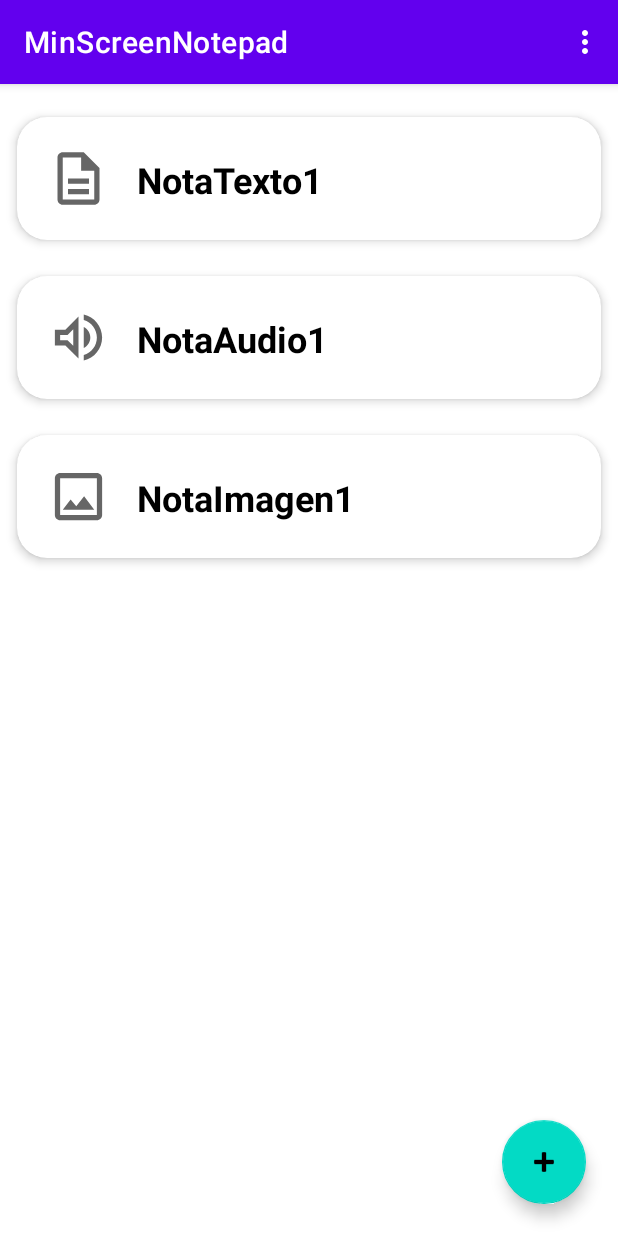
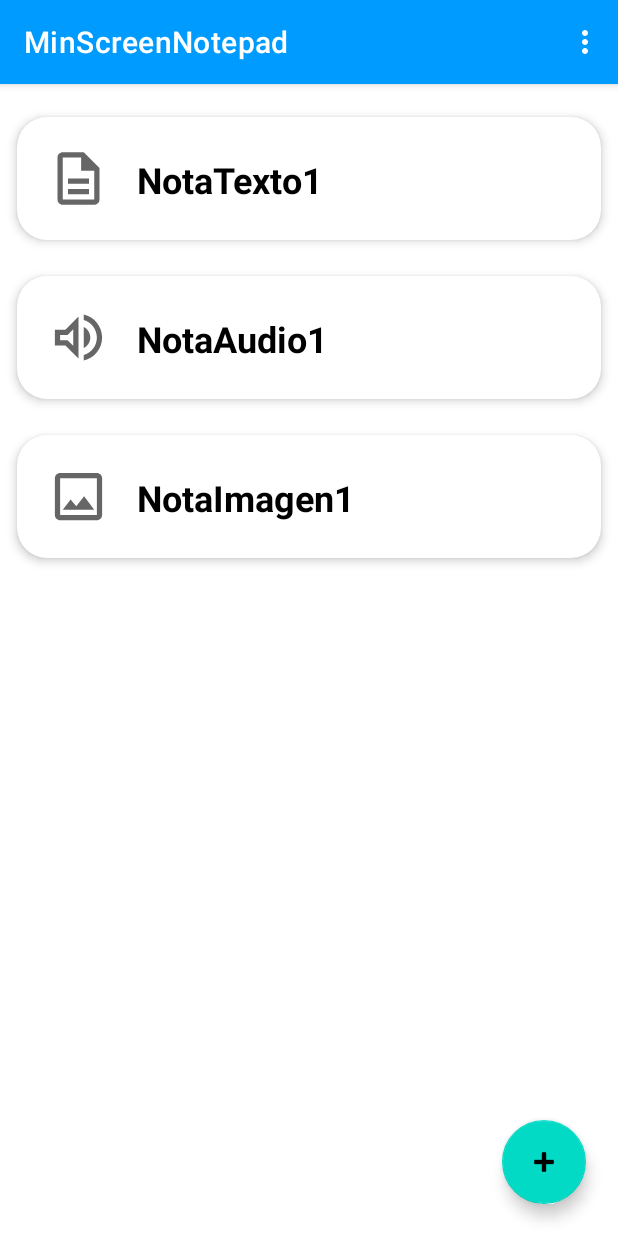
Before and after one commit to martialtimira/PIS_AppNotes, an Android app: the screen it shows after launch (MainActivity), on a phone screen of 412 x 824 dp. Run offline under Robolectric (Android 15) with nearby library versions, the phone set to English and light mode, and no system bars.

Commit message:
themes.xml color change

```diff
--- /dev/null
+++ b/app/src/main/java/com/example/minscreennotepad/Usuari.java
@@ -0,0 +1,4 @@
+package com.example.minscreennotepad;
+
+public class Usuari {
+}
--- a/app/src/main/res/values/colors.xml
+++ b/app/src/main/res/values/colors.xml
@@ -7,4 +7,5 @@
     <color name="teal_700">#FF018786</color>
     <color name="black">#FF000000</color>
     <color name="white">#FFFFFFFF</color>
+    <color name="blue">#FF009BFF</color>
 </resources>
--- a/app/src/main/res/values/themes.xml
+++ b/app/src/main/res/values/themes.xml
@@ -2,8 +2,8 @@
     <!-- Base application theme. -->
     <style name="Theme.MinScreenNotepad" parent="Theme.MaterialComponents.DayNight.DarkActionBar">
         <!-- Primary brand color. -->
-        <item name="colorPrimary">@color/purple_500</item>
-        <item name="colorPrimaryVariant">@color/purple_700</item>
+        <item name="colorPrimary">@color/blue</item>
+        <item name="colorPrimaryVariant">@color/blue</item>
         <item name="colorOnPrimary">@color/white</item>
         <!-- Secondary brand color. -->
         <item name="colorSecondary">@color/teal_200</item>
```
